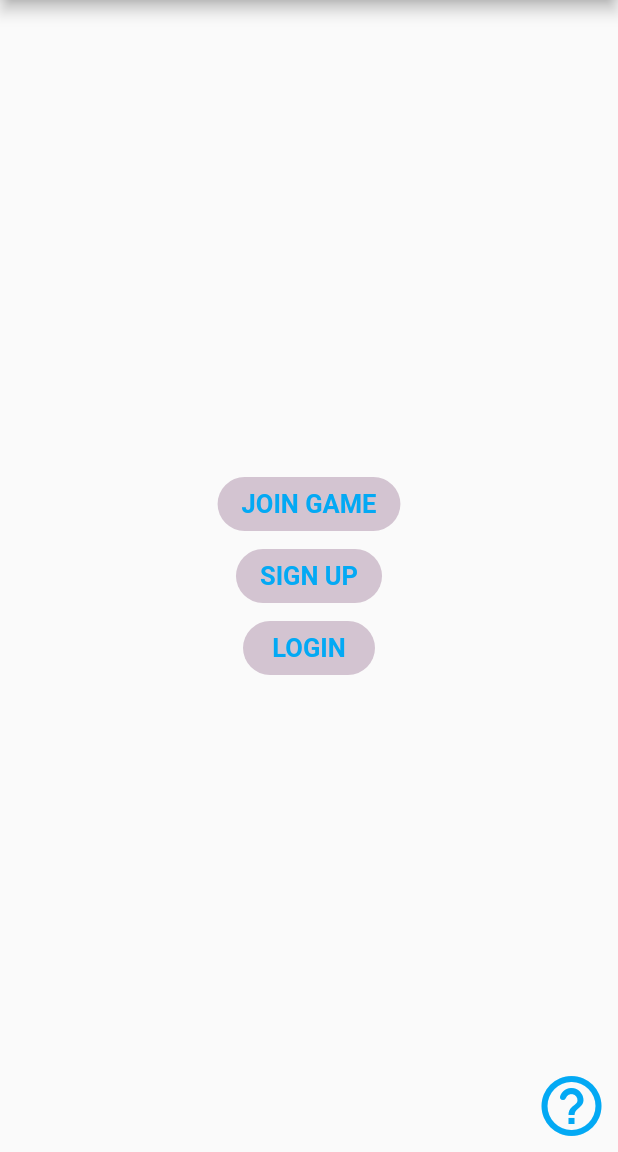
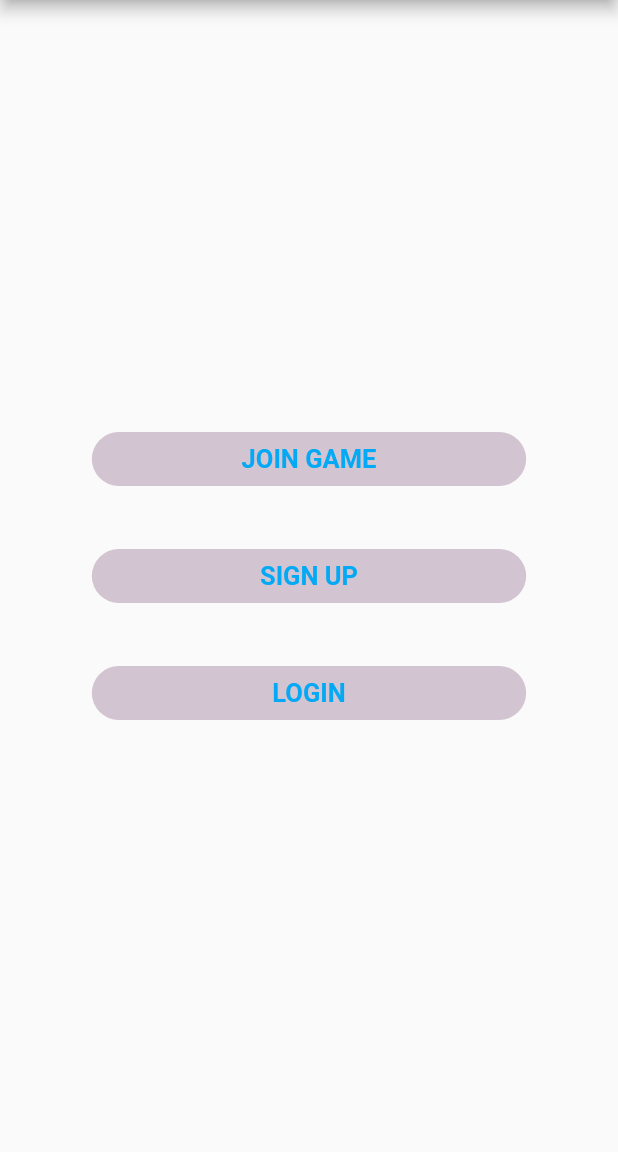
Before and after one commit to DisQuest/DisQuest, a Flutter app: the screen it shows after launch, on a phone screen of 412 x 824 dp, the part 84-1236 px from its top. Run offline on Flutter 3.47's test engine with Material 2 defaults, Android fonts, the phone set to English and light mode, and no system bars; our stand-ins replace camera, cloud_firestore, firebase_auth, firebase_storage, fluttertoast, image_picker and 1 more; accounts and stored records are empty.

Commit message:
changed main ui

```diff
--- a/DisQuest/lib/main.dart
+++ b/DisQuest/lib/main.dart
@@ -1,7 +1,7 @@
 import 'package:flutter/material.dart';
-import './signup.dart';
-import './joinGame.dart';
-import './login.dart';
+import './signup_new.dart';
+import './joingame_new.dart';
+import './login_new.dart';
 
 void main() {
   runApp(MyApp());
@@ -52,6 +52,7 @@ class _MyHomePageState extends State<MyHomePage> {
     // The Flutter framework has been optimized to make rerunning build methods
     // fast, so that you can just rebuild anything that needs updating rather
     // than having to individually change instances of widgets.
+    Size size = MediaQuery.of(context).size;
     return Scaffold(
       appBar: AppBar(
         centerTitle: true,
@@ -59,12 +60,98 @@ class _MyHomePageState extends State<MyHomePage> {
           'DisQuest',
         ),
       ),
-      body: Stack(
-        children: <Widget>[
-          Column(
-            mainAxisAlignment: MainAxisAlignment.center,
-            children: [
-              Row(mainAxisAlignment: MainAxisAlignment.center, children: [
+      body: Center(
+        child: Column(
+          mainAxisAlignment: MainAxisAlignment.center,
+          children: <Widget>[
+            Container(
+              margin: EdgeInsets.symmetric(vertical: 10),
+              padding: EdgeInsets.symmetric(horizontal: 20, vertical: 5),
+              width: size.width * 0.8,
+              decoration: BoxDecoration(
+                //color: kPrimaryLightColor,
+                borderRadius: BorderRadius.circular(29),
+              ),
+              child: FlatButton(
+                shape: RoundedRectangleBorder(
+                    borderRadius: BorderRadius.circular(18)),
+                onPressed: () {
+                  Navigator.push(
+                    context,
+                    MaterialPageRoute(
+                        builder: (context) => Material(child: JoinGameNew())),
+                  );
+                },
+                color: Color.fromRGBO(211, 196, 209, 100.0),
+                child: Text(
+                  "Join Game".toUpperCase(),
+                  style: TextStyle(
+                    fontSize: 17,
+                    fontWeight: FontWeight.bold,
+                    color: Colors.lightBlue,
+                  ),
+                ),
+              ),
+            ),
+            Container(
+              margin: EdgeInsets.symmetric(vertical: 10),
+              padding: EdgeInsets.symmetric(horizontal: 20, vertical: 5),
+              width: size.width * 0.8,
+              decoration: BoxDecoration(
+                //color: kPrimaryLightColor,
+                borderRadius: BorderRadius.circular(29),
+              ),
+              child: FlatButton(
+                shape: RoundedRectangleBorder(
+                    borderRadius: BorderRadius.circular(18)),
+                onPressed: () {
+                  Navigator.push(
+                    context,
+                    MaterialPageRoute(
+                        builder: (context) => Material(child: SignUpNew())),
+                  );
+                },
+                color: Color.fromRGBO(211, 196, 209, 100.0),
+                child: Text(
+                  "Sign Up".toUpperCase(),
+                  style: TextStyle(
+                    fontSize: 17,
+                    fontWeight: FontWeight.bold,
+                    color: Colors.lightBlue,
+                  ),
+                ),
+              ),
+            ),
+            Container(
+              margin: EdgeInsets.symmetric(vertical: 10),
+              padding: EdgeInsets.symmetric(horizontal: 20, vertical: 5),
+              width: size.width * 0.8,
+              decoration: BoxDecoration(
+                //color: kPrimaryLightColor,
+                borderRadius: BorderRadius.circular(29),
+              ),
+              child: FlatButton(
+                shape: RoundedRectangleBorder(
+                    borderRadius: BorderRadius.circular(18)),
+                onPressed: () {
+                  Navigator.push(
+                    context,
+                    MaterialPageRoute(
+                        builder: (context) => Material(child: LoginNew())),
+                  );
+                },
+                color: Color.fromRGBO(211, 196, 209, 100.0),
+                child: Text(
+                  "Login".toUpperCase(),
+                  style: TextStyle(
+                    fontSize: 17,
+                    fontWeight: FontWeight.bold,
+                    color: Colors.lightBlue,
+                  ),
+                ),
+              ),
+            ),
+            /*Row(mainAxisAlignment: MainAxisAlignment.center, children: [
                 FlatButton(
                   shape: RoundedRectangleBorder(
                       borderRadius: BorderRadius.circular(18)),
@@ -73,7 +160,7 @@ class _MyHomePageState extends State<MyHomePage> {
                     Navigator.push(
                       context,
                       MaterialPageRoute(
-                          builder: (context) => Material(child: JoinGame())),
+                          builder: (context) => Material(child: JoinGameNew())),
                     );
                   },
                   child: Text(
@@ -95,7 +182,7 @@ class _MyHomePageState extends State<MyHomePage> {
                     Navigator.push(
                       context,
                       MaterialPageRoute(
-                          builder: (context) => Material(child: SignUp())),
+                          builder: (context) => Material(child: SignUpNew())),
                     );
                   },
                   child: Text(
@@ -117,7 +204,7 @@ class _MyHomePageState extends State<MyHomePage> {
                     Navigator.push(
                       context,
                       MaterialPageRoute(
-                          builder: (context) => Material(child: Login())),
+                          builder: (context) => Material(child: LoginNew())),
                     );
                   },
                   child: Text(
@@ -129,10 +216,10 @@ class _MyHomePageState extends State<MyHomePage> {
                     ),
                   ),
                 ),
-              ]),
-            ],
-          ),
-          Column(
+              ]),*/
+          ],
+        ),
+        /* Column(
             mainAxisAlignment: MainAxisAlignment.end,
             children: [
               Container(
@@ -148,14 +235,13 @@ class _MyHomePageState extends State<MyHomePage> {
                     ),
                   ]))
             ],
-          ),
-        ],
+          ),*/
       ),
-      bottomNavigationBar: BottomAppBar(
-          /*child: Container(
+      //bottomNavigationBar: BottomAppBar(
+      /*child: Container(
           color: Colors.lightBlue,
         ),*/
-          ),
+      //   ),
       // This trailing comma makes auto-formatting nicer for build methods.
     );
   }
```
